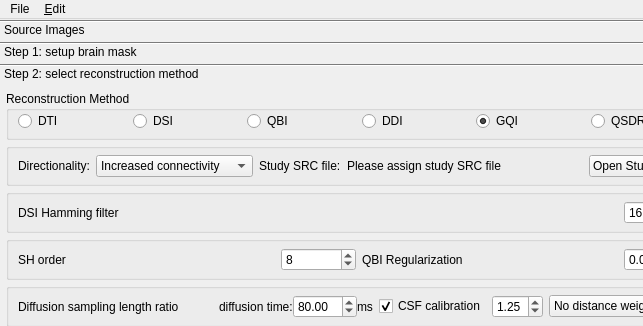
Above: reconstruction/reconstruction_window.ui from frankyeh/DSI-Studio before the change; both pictures show x 0 to 643 and y 0 to 326 of the 731 by 622 pixel window. Below: the same form after it.
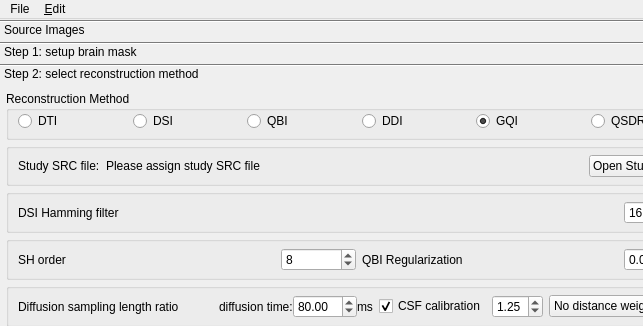
That is the form after the change. Icons and pictures are not drawn.

```diff
--- a/reconstruction/reconstruction_window.ui
+++ b/reconstruction/reconstruction_window.ui
@@ -574,27 +574,6 @@
            <property name="bottomMargin">
             <number>6</number>
            </property>
-           <item>
-            <widget class="QLabel" name="label_17">
-             <property name="text">
-              <string>Directionality:</string>
-             </property>
-            </widget>
-           </item>
-           <item>
-            <widget class="QComboBox" name="ddi_dir">
-             <item>
-              <property name="text">
-               <string>Increased connectivity</string>
-              </property>
-             </item>
-             <item>
-              <property name="text">
-               <string>Decreased connectivity</string>
-              </property>
-             </item>
-            </widget>
-           </item>
            <item>
             <widget class="QLabel" name="label_16">
              <property name="text">
```
